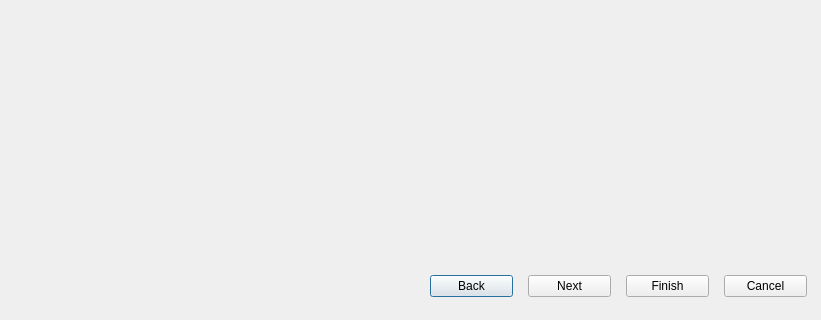
This is src/NewProject/new_project_dialog.ui in os-fpga/FOEDAG as Qt 5 draws it before an edit; both pictures show x 0 to 821 and y 357 to 677 of the 821 by 677 pixel window. The edited form follows.
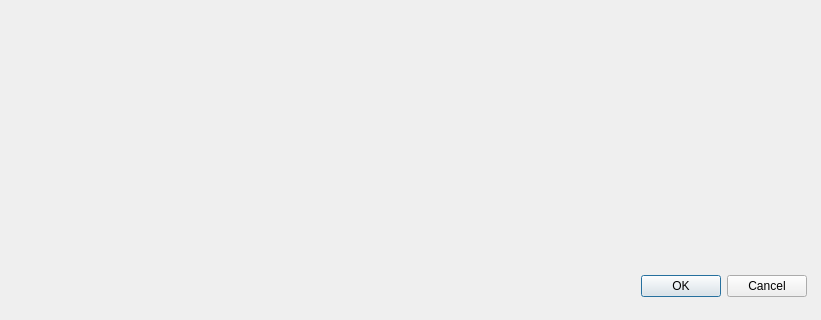
This is the edited form.

Commit message: Changed the newProject Dialog buttons to QDialogButtonBox standard buttons

What changed in the file:
```diff
--- a/src/NewProject/new_project_dialog.ui
+++ b/src/NewProject/new_project_dialog.ui
@@ -61,7 +61,7 @@
      </property>
      <layout class="QGridLayout" name="gridLayout">
       <item row="0" column="0">
-       <layout class="QHBoxLayout" name="horizontalLayout_3" stretch="50,10,10,10,10">
+       <layout class="QHBoxLayout" name="horizontalLayout_3" stretch="0,0">
         <property name="spacing">
          <number>15</number>
         </property>
@@ -85,30 +85,9 @@
          </spacer>
         </item>
         <item>
-         <widget class="QPushButton" name="m_btnBack">
-          <property name="text">
-           <string>Back</string>
-          </property>
-         </widget>
-        </item>
-        <item>
-         <widget class="QPushButton" name="m_btnNext">
-          <property name="text">
-           <string>Next</string>
-          </property>
-         </widget>
-        </item>
-        <item>
-         <widget class="QPushButton" name="m_btnFinish">
-          <property name="text">
-           <string>Finish</string>
-          </property>
-         </widget>
-        </item>
-        <item>
-         <widget class="QPushButton" name="m_btnCancel">
-          <property name="text">
-           <string>Cancel</string>
+         <widget class="QDialogButtonBox" name="buttonBox">
+          <property name="standardButtons">
+           <set>QDialogButtonBox::Cancel|QDialogButtonBox::Ok</set>
           </property>
          </widget>
         </item>
```
The commit also changes 2 other files.
